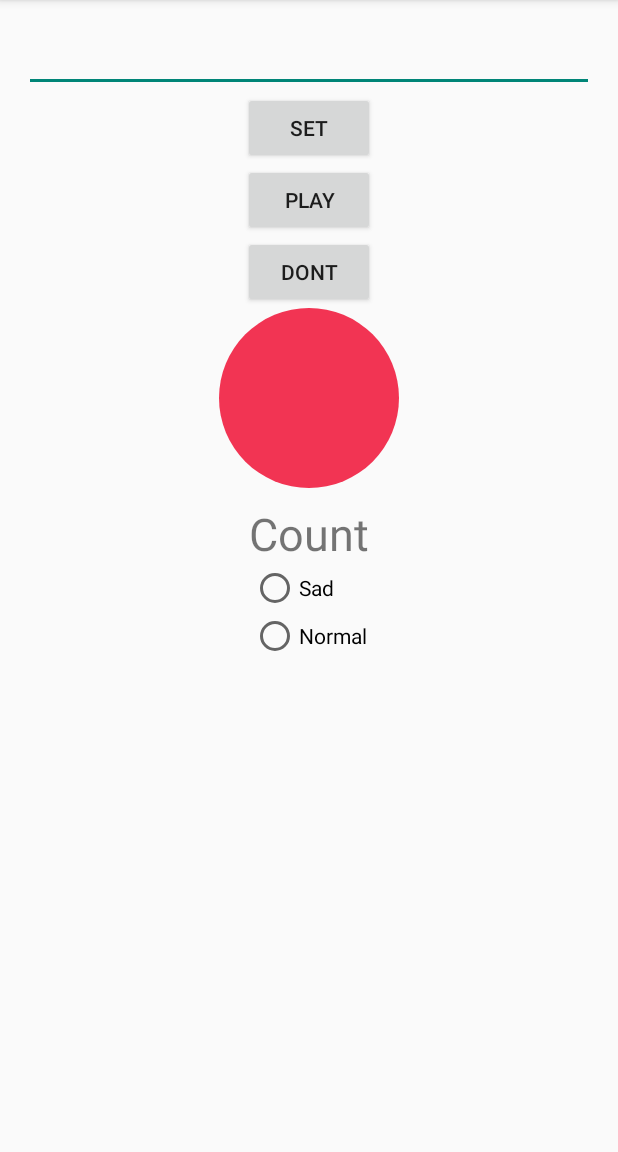
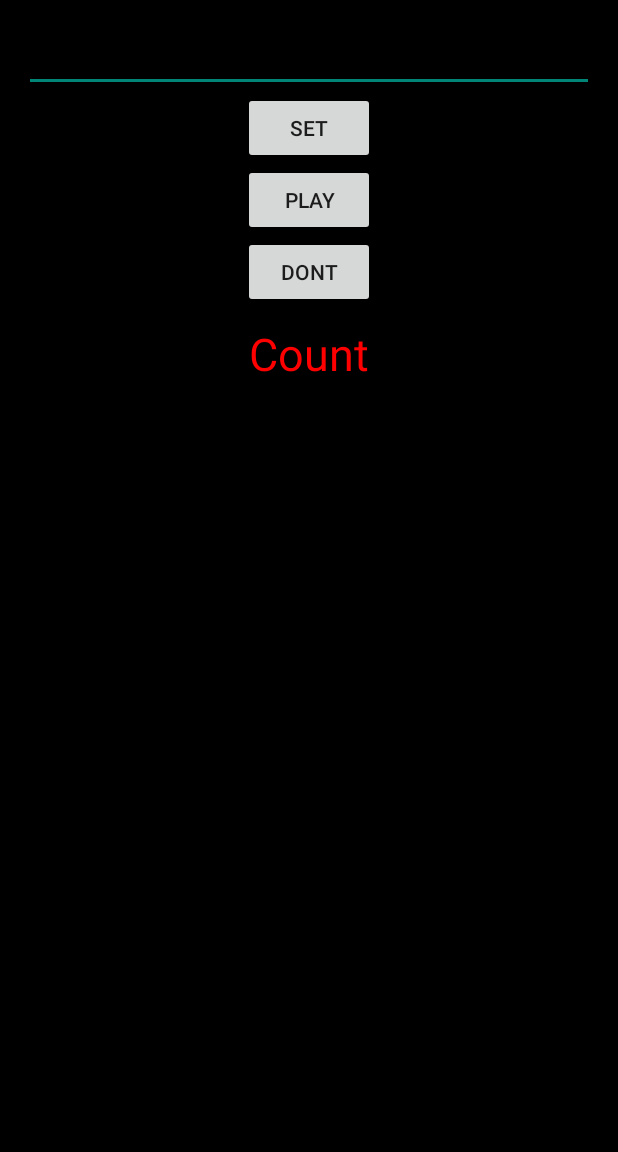
Before and after one commit to GDGVIT/play-me, an Android app: the PlayActivity screen opened directly, with no data from a screen before it, on a phone screen of 412 x 824 dp, the part 84-1236 px from its top. Run offline under Robolectric (Android 15) with nearby library versions, the phone set to English and light mode, and no system bars; our stand-ins replace Volley; pictures from the network do not load.

Commit message:
App complete commit

```diff
--- a/app/src/main/java/com/example/shuvamghosh/piano/PlayActivity.java
+++ b/app/src/main/java/com/example/shuvamghosh/piano/PlayActivity.java
@@ -17,6 +17,7 @@ import android.media.SoundPool.OnLoadCompleteListener;
 import android.os.Bundle;
 import android.os.CountDownTimer;
 import android.preference.PreferenceManager;
+import android.support.v4.content.ContextCompat;
 import android.support.v4.content.LocalBroadcastManager;
 import android.support.v7.app.AppCompatActivity;
 import android.util.Log;
@@ -24,6 +25,7 @@ import android.view.View;
 import android.widget.Button;
 import android.widget.EditText;
 import android.widget.ImageView;
+import android.widget.LinearLayout;
 import android.widget.ProgressBar;
 import android.widget.RadioButton;
 import android.widget.TextView;
@@ -45,8 +47,8 @@ public class PlayActivity extends AppCompatActivity implements SensorEventListen
     basic: 0a,1b,2c,3d,4e,5f,6g
     sharp: 0as,1bhs,2cs,3ds,4e,5fs,6gs
      */
-     int myToneArrayBasic[] =  {1,  1,-1,  1,  4,-1,  1,  1, -1, 1,-1,  4,  1,  1,  -1,-1,  4,-1,-1,  0, 0,-1,  4,  5, -1, 4};
-     int myToneArraySharp[] =  {-1,-1, 2, -1, -1, 3, -1, -1, 2, -1, 5, -1, -1, -1,   1, 6, -1, 3,  2, -1, -1, 6, -1, -1, 5, -1};
+    int myToneArrayBasic[] = {1, 1, -1, 1, 4, -1, 1, 1, -1, 1, -1, 4, 1, 1, -1, -1, 4, -1, -1, 0, 0, -1, 4, 5, -1, 4};
+    int myToneArraySharp[] = {-1, -1, 2, -1, -1, 3, -1, -1, 2, -1, 5, -1, -1, -1, 1, 6, -1, 3, 2, -1, -1, 6, -1, -1, 5, -1};
     private SensorManager mSensorManager;
     private Sensor mSensor;
     private SoundPool soundPool;
@@ -58,6 +60,7 @@ sharp: 0as,1bhs,2cs,3ds,4e,5fs,6gs
     boolean loaded = false;
     int k = 0;
 
+    private LinearLayout keyLayout;
     private String myTone;
 
     private EditText toneEditText;
@@ -68,7 +71,7 @@ sharp: 0as,1bhs,2cs,3ds,4e,5fs,6gs
     private TextView tv;
     private RadioButton radioButton;
     private int toneMode = BASIC;
-    private String mood,time;
+    private String mood, time;
     private BroadcastReceiver mRegistrationBroadcastReceiver;
     private boolean isReceiverRegistered;
 
@@ -88,9 +91,9 @@ sharp: 0as,1bhs,2cs,3ds,4e,5fs,6gs
 
                 tv.setText("Started Playing");
                 try {
-                    JSONObject object=new JSONObject(intent.getStringExtra("message"));
-                    mood=object.getString("mood");
-                    time=object.getString("time");
+                    JSONObject object = new JSONObject(intent.getStringExtra("message"));
+                    mood = object.getString("mood");
+                    time = object.getString("time");
                     play();
                 } catch (JSONException e) {
                     e.printStackTrace();
@@ -107,10 +110,11 @@ sharp: 0as,1bhs,2cs,3ds,4e,5fs,6gs
         button.setOnClickListener(this);
         playButton = (Button) findViewById(R.id.play_button);
         playButton.setOnClickListener(this);
-        imageView=(ImageView)findViewById(R.id.imageView);
+        imageView = (ImageView) findViewById(R.id.imageView);
         flashImage = (Button) findViewById(R.id.dispButton);
-        radioButton= (RadioButton) findViewById(R.id.sadButton);
-        tv= (TextView) findViewById(R.id.textView);
+        radioButton = (RadioButton) findViewById(R.id.sadButton);
+        tv = (TextView) findViewById(R.id.textView);
+        keyLayout = (LinearLayout) findViewById(R.id.key);
 
         checkDeviceTone();
         mSensorManager = (SensorManager) getSystemService(SENSOR_SERVICE);
@@ -140,10 +144,8 @@ sharp: 0as,1bhs,2cs,3ds,4e,5fs,6gs
         int[] SOUND_TONES_BASIC_T = new int[7];
         int[] SOUND_TONES_SHARP_T = new int[7];
 
-        int[] SOUND_TONES_BASIC_T_SAD= new int[7];
-        int[] SOUND_TONES_SHARP_T_SAD= new int[7];
-
-
+        int[] SOUND_TONES_BASIC_T_SAD = new int[7];
+        int[] SOUND_TONES_SHARP_T_SAD = new int[7];
 
 
         for (int i = 0; i < typedArrayBasic.length(); i++) {
@@ -175,7 +177,6 @@ sharp: 0as,1bhs,2cs,3ds,4e,5fs,6gs
                 arrBasicSad[i] = -1;
             }
         }*/
-
 
 
         arrBasic = new int[myToneArrayBasic.length];
@@ -232,8 +233,8 @@ sharp: 0as,1bhs,2cs,3ds,4e,5fs,6gs
     }
 
 
-    private void registerReceiver(){
-        if(!isReceiverRegistered) {
+    private void registerReceiver() {
+        if (!isReceiverRegistered) {
             LocalBroadcastManager.getInstance(this).registerReceiver(mRegistrationBroadcastReceiver,
                     new IntentFilter(QuickstartPreferences.PLAY_NOTIFICATION));
             isReceiverRegistered = true;
@@ -301,9 +302,8 @@ sharp: 0as,1bhs,2cs,3ds,4e,5fs,6gs
                     soundPool.play(arrBasic[toneInt], volume, volume, 1, 0, 1f);
 
 
-                }
-                else {
-                    count=0;
+                } else {
+                    count = 0;
                     soundPool.play(arrSharp[toneInt], volume, volume, 1, 0, 1f);
 
                 }
@@ -425,8 +425,7 @@ sharp: 0as,1bhs,2cs,3ds,4e,5fs,6gs
     public void play() {
 
 
-        if(mood.equals("sadness"))
-        {
+        if (mood.equals("sadness")) {
             int[] SOUND_TONES_BASIC_T = new int[7];
             int[] SOUND_TONES_SHARP_T = new int[7];
 
@@ -468,11 +467,11 @@ sharp: 0as,1bhs,2cs,3ds,4e,5fs,6gs
 
         }
 
-        Calendar c=Calendar.getInstance();
-        CountDownTimer startDelay=new CountDownTimer((Long.parseLong(time)-System.currentTimeMillis()),1000) {
+        Calendar c = Calendar.getInstance();
+        CountDownTimer startDelay = new CountDownTimer((Long.parseLong(time) - System.currentTimeMillis()), 1000) {
             @Override
             public void onTick(long millisUntilFinished) {
-                tv.setText(String.valueOf(millisUntilFinished/1000));
+                tv.setText(String.valueOf(millisUntilFinished / 1000));
             }
 
             @Override
@@ -483,8 +482,6 @@ sharp: 0as,1bhs,2cs,3ds,4e,5fs,6gs
         startDelay.start();
 
 
-
-
     }
 
     private void finallyPlay() {
@@ -493,12 +490,13 @@ sharp: 0as,1bhs,2cs,3ds,4e,5fs,6gs
             @Override
             public void onTick(long millisUntilFinished) {
                 count++;
-                tv.setText("Count: "+count);
+                tv.setText("Count: " + count);
                 if (start[0] < arrBasic.length) {
                     //ImageView iv=(ImageView)findViewById(R.id.imageView);
                     Log.d(String.valueOf(start[0]), String.valueOf(arrBasic.length));
                     //if (Arrays.binarySearch(myTone.split(","),String.valueOf(myToneArrayBasic[start[0]]))!=-1) {
                     if (myTone.equals(String.valueOf(myToneArrayBasic[start[0]]))) {
+                        keyLayout.setBackgroundColor(ContextCompat.getColor(PlayActivity.this, R.color.white));
                         toneInt = start[0];
                         toneMode = PlayActivity.BASIC;
                         Log.d("flashImage", String.valueOf(myToneArrayBasic[start[0]]));
@@ -516,6 +514,7 @@ sharp: 0as,1bhs,2cs,3ds,4e,5fs,6gs
 
                         //} else if (Arrays.binarySearch(myTone.split(","),String.valueOf(myToneArraySharp[start[0]]))!=-1) {
                     } else if (myTone.equals(String.valueOf(myToneArraySharp[start[0]]))) {
+                        keyLayout.setBackgroundColor(ContextCompat.getColor(PlayActivity.this, R.color.white));
                         toneInt = start[0];
                         toneMode = PlayActivity.SHARP;
                         Log.d("flashImage", String.valueOf(myToneArrayBasic[start[0]]));
@@ -527,6 +526,8 @@ sharp: 0as,1bhs,2cs,3ds,4e,5fs,6gs
 
 
                     } else {
+
+                        keyLayout.setBackgroundColor(ContextCompat.getColor(PlayActivity.this,R.color.black));
                         Log.d("start0 less", String.valueOf(start[0]));
                         imageView.setActivated(false);
                         tv.setText("Wait");
--- a/app/src/main/res/layout/activity_play.xml
+++ b/app/src/main/res/layout/activity_play.xml
@@ -5,7 +5,9 @@
     android:gravity="center|top"
     android:paddingTop="@dimen/activity_vertical_margin"
     android:orientation="vertical"
-    android:paddingBottom="@dimen/activity_vertical_margin" tools:context=".PlayActivity">
+    android:id="@+id/key"
+    android:paddingBottom="@dimen/activity_vertical_margin" tools:context=".PlayActivity"
+    android:background="@color/black">
 
 
 
@@ -14,8 +16,7 @@
         android:layout_width="match_parent"
         android:layout_height="wrap_content"
         android:id="@+id/tone_set"
-        android:visibility="gone"
-        />
+        android:visibility="gone" />
     <Button
         android:layout_width="wrap_content"
         android:layout_height="wrap_content"
@@ -41,6 +42,7 @@
         android:layout_width="wrap_content"
         android:layout_height="wrap_content"
         android:id="@+id/imageView"
+        android:visibility="gone"
         android:src="@drawable/green_circle"
         />
 
@@ -49,6 +51,7 @@
         android:layout_width="wrap_content"
         android:layout_height="wrap_content"
         android:text="Count"
+        android:textColor="@color/red"
         android:id="@+id/textView"
         android:textSize="30sp"/>
 
@@ -72,4 +75,5 @@
 </RadioGroup>
 
 
+
 </LinearLayout>
--- /dev/null
+++ b/app/src/main/res/values/colors.xml
@@ -0,0 +1,6 @@
+<?xml version="1.0" encoding="utf-8"?>
+<resources>
+    <color name="black">#000000</color>
+    <color name="white">#FFFFFF</color>
+    <color name="red">#ff0000</color>
+</resources>
```
Lines whose indentation alone changed are shown as unchanged.
